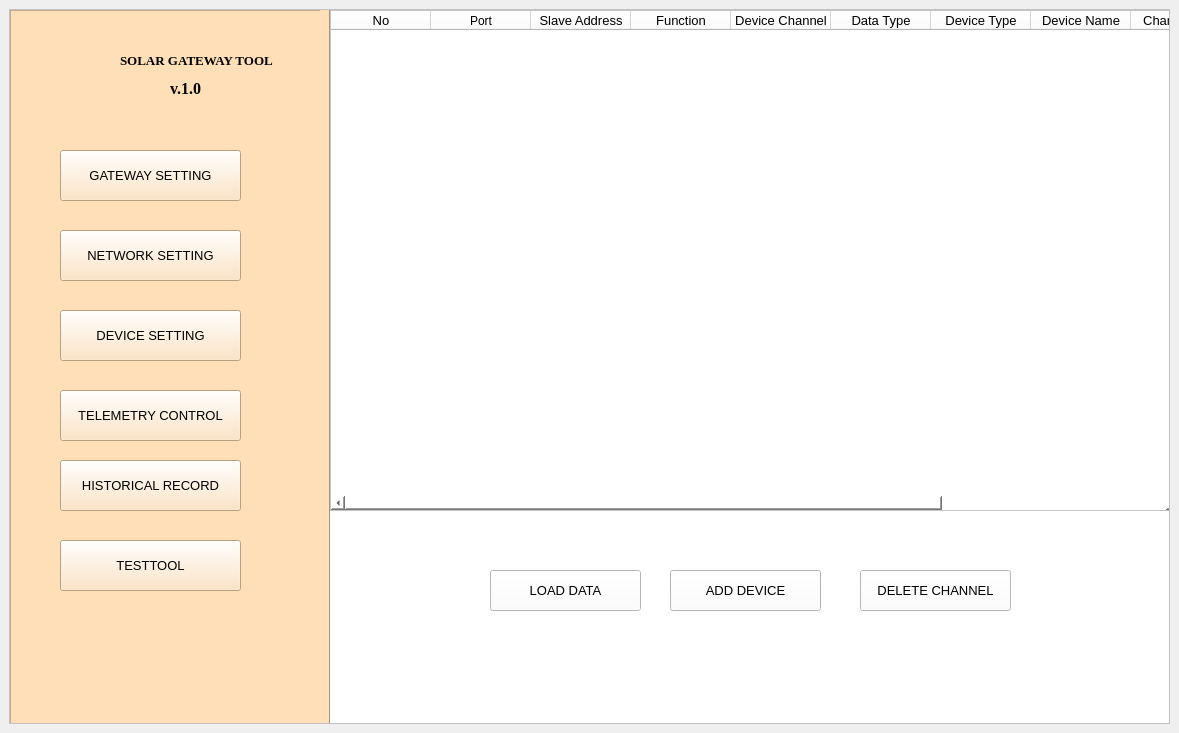
First picture: the form in Thesis/configUI/UI/device.ui, repository tnt310/ptn209b3, before the edit.
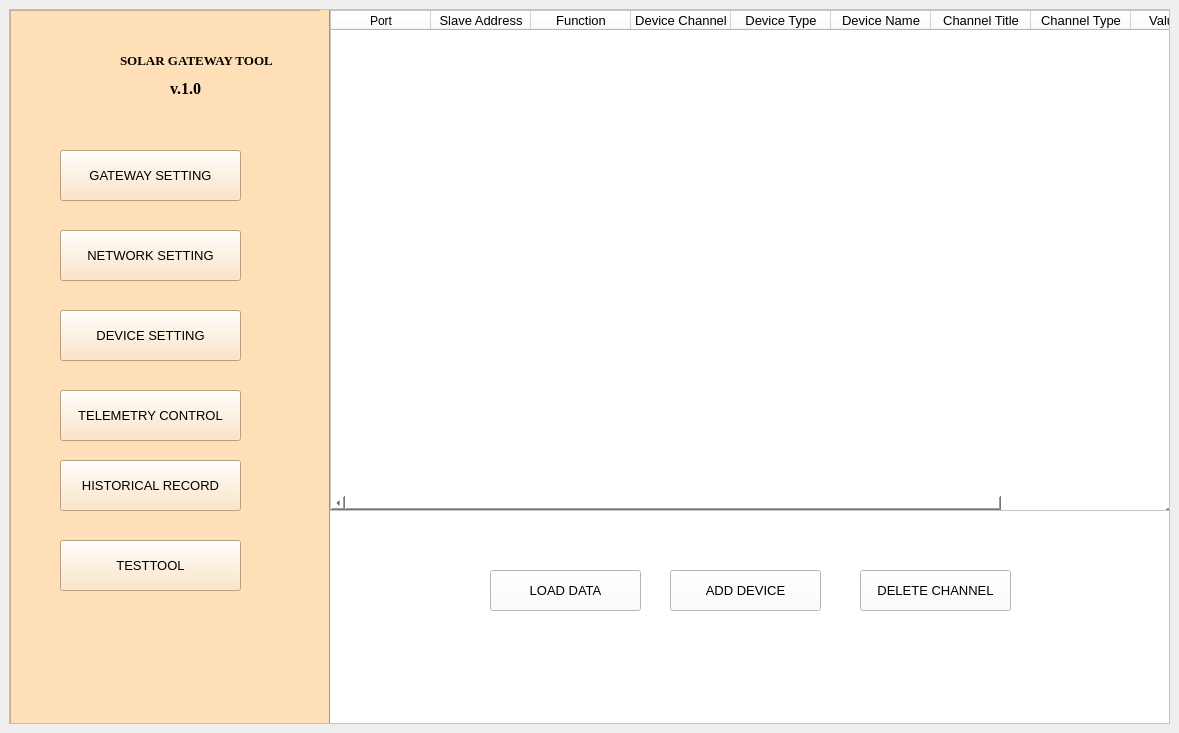
Second picture: the form after the edit. Icons and pictures are not drawn.

What changed in the file:
```diff
--- a/Thesis/configUI/UI/device.ui
+++ b/Thesis/configUI/UI/device.ui
@@ -274,16 +274,6 @@
            <height>501</height>
           </rect>
          </property>
-         <column>
-          <property name="text">
-           <string>No</string>
-          </property>
-          <property name="font">
-           <font>
-            <pointsize>10</pointsize>
-           </font>
-          </property>
-         </column>
          <column>
           <property name="text">
            <string>Port</string>
@@ -319,16 +309,6 @@
            </font>
           </property>
          </column>
-         <column>
-          <property name="text">
-           <string>Data Type</string>
-          </property>
-          <property name="font">
-           <font>
-            <pointsize>10</pointsize>
-           </font>
-          </property>
-         </column>
          <column>
           <property name="text">
            <string>Device Type</string>
@@ -359,6 +339,26 @@
            </font>
           </property>
          </column>
+         <column>
+          <property name="text">
+           <string>Channel Type</string>
+          </property>
+          <property name="font">
+           <font>
+            <pointsize>10</pointsize>
+           </font>
+          </property>
+         </column>
+         <column>
+          <property name="text">
+           <string>Value Type</string>
+          </property>
+          <property name="font">
+           <font>
+            <pointsize>10</pointsize>
+           </font>
+          </property>
+         </column>
          <column>
           <property name="text">
            <string>Scale</string>
@@ -369,16 +369,6 @@
            </font>
           </property>
          </column>
-         <column>
-          <property name="text">
-           <string>Device Status</string>
-          </property>
-          <property name="font">
-           <font>
-            <pointsize>10</pointsize>
-           </font>
-          </property>
-         </column>
         </widget>
         <widget class="QPushButton" name="deletechannel">
          <property name="geometry">
```
